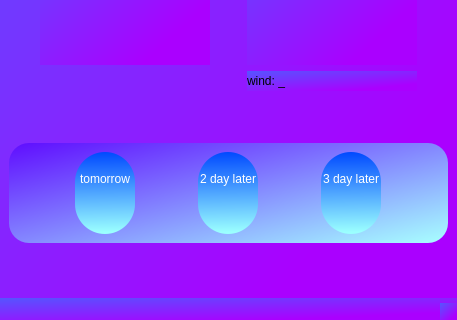
The window that session1/weather/weather.ui (SinaHosseini/PyDeployment) describes before a commit, drawn with Qt 5; both pictures show x 0 to 457 and y 278 to 598 of the 457 by 598 pixel window.
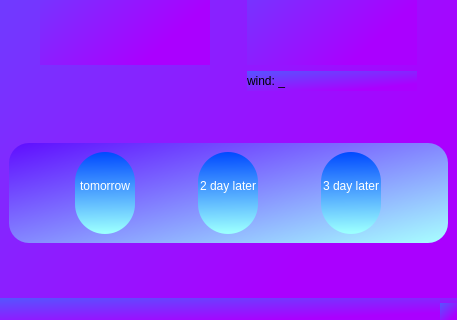
The same window after the commit.

Patch:
```diff
--- a/session1/weather/weather.ui
+++ b/session1/weather/weather.ui
@@ -59,7 +59,6 @@
          </property>
          <property name="text">
           <string>tomorrow 
-
 </string>
          </property>
         </widget>
@@ -92,7 +91,6 @@
          </property>
          <property name="text">
           <string>2 day later
-
 </string>
          </property>
         </widget>
@@ -125,7 +123,6 @@
          </property>
          <property name="text">
           <string>3 day later
-
 </string>
          </property>
         </widget>
```
Left out of the diff: 6 changed lines with no effect on the pictures.
